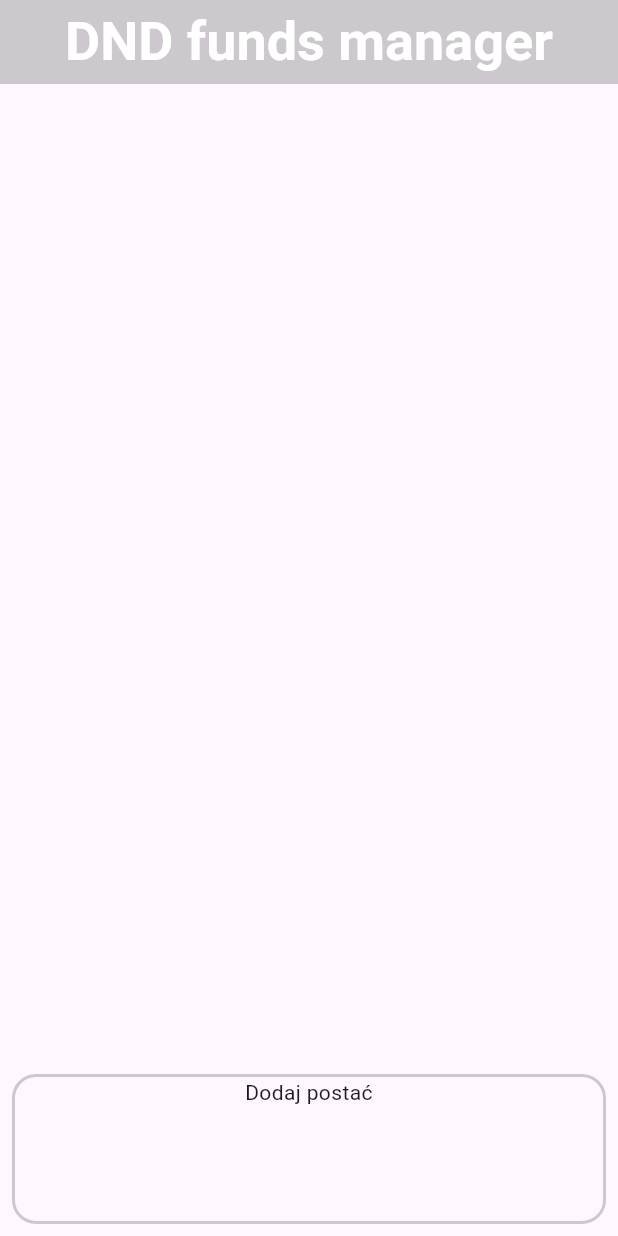
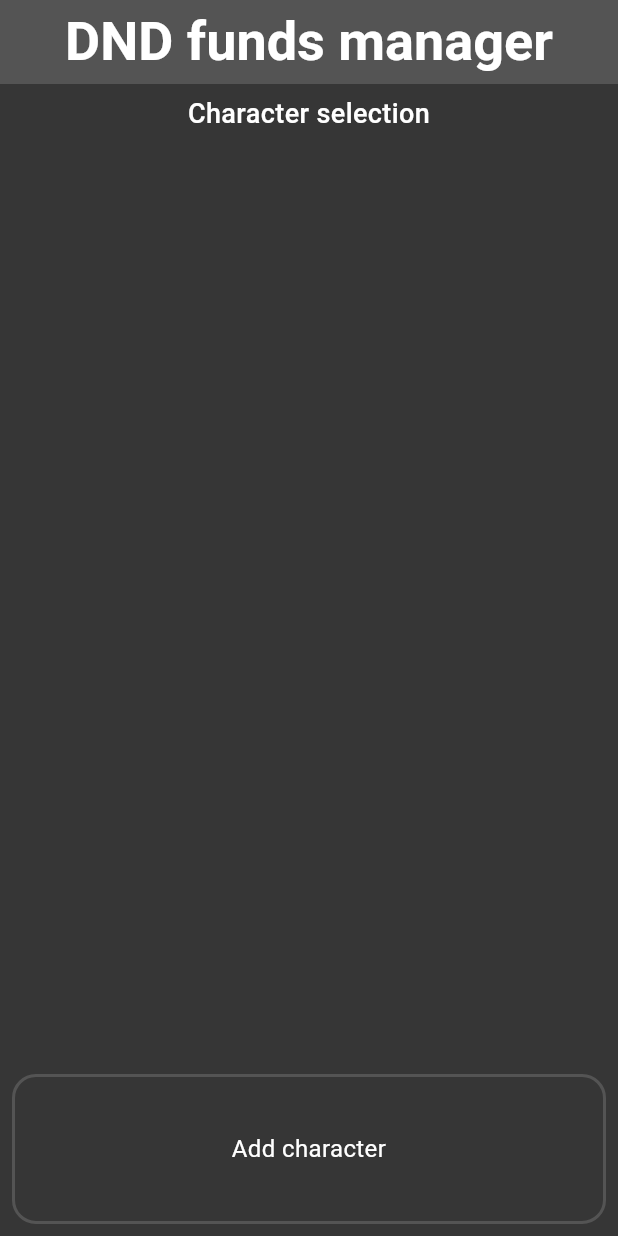
Before and after one commit to jakvbm1/dnd_funds_manager, a Flutter app: the screen it shows after launch, on a phone screen of 412 x 824 dp. Run offline on Flutter 3.47's test engine with Material 3 defaults, Android fonts, the phone set to English and light mode, and no system bars; our stand-ins replace flutter_svg.

Commit message:
cosmetic changes, apk version 1.1 built

```diff
--- a/lib/pages/character_select.dart
+++ b/lib/pages/character_select.dart
@@ -74,7 +74,12 @@ class _CharacterPageState extends State<CharacterPage> {
           child: Container
           (
             height: 100,
-            child: Text(characters[index].name, textAlign: TextAlign.center,),
+            alignment: Alignment.center,
+            child: Text
+            (
+            characters[index].name,
+            textAlign: TextAlign.center,
+            style: TextStyle(color: Colors.white, fontSize: 16, fontWeight: FontWeight.w400)),
             decoration: BoxDecoration
             (
               border: Border.all(color: const Color.fromARGB(255, 129, 129, 129).withOpacity(0.4), width: 2),
@@ -91,17 +96,34 @@ class _CharacterPageState extends State<CharacterPage> {
   Widget build(BuildContext context) {
     return Scaffold
     (
+      backgroundColor: const Color.fromARGB(255, 54, 54, 54),
       appBar: bar(),
       body: Column(
         crossAxisAlignment: CrossAxisAlignment.stretch,
         children: [
-
+          characterSelectionText(),
           Expanded(child: character_selection(context)),
           character_adding()
         ],
       )
     );
   }
+
+  Container characterSelectionText() =>
+  Container
+  (height: 40,
+  alignment: Alignment.center,
+   child: Text
+   ("Character selection",
+  textAlign: TextAlign.center,
+  style: TextStyle
+  (
+    fontWeight: FontWeight.w500,
+    fontSize: 18,
+    color: Colors.white
+  ),
+  ),
+   );
 
   GestureDetector character_adding()
   {
@@ -116,13 +138,14 @@ class _CharacterPageState extends State<CharacterPage> {
         child: Container
         (
           height: 100,
+          alignment: Alignment.center,
           decoration: BoxDecoration
           (
             borderRadius: BorderRadius.circular(16),
             border: Border.all(width: 2, color: const Color.fromARGB(255, 129, 129, 129).withOpacity(0.4)
           ),
         ),
-        child: Text('Dodaj postać', textAlign: TextAlign.center,),
+        child: Text('Add character', textAlign: TextAlign.center, style: TextStyle(color: Colors.white, fontSize: 16, fontWeight: FontWeight.w400),),
       ),
     )
     );
@@ -155,16 +178,16 @@ class _CharacterPageState extends State<CharacterPage> {
        builder: (context)
        {
         return AlertDialog(
-          title: Text('Podaj imię postaci'),
+          title: Text('Input character\'s name'),
           content: TextField
           (
             controller: _textFieldControler,
-            decoration: InputDecoration(hintText: "imię"),
+            decoration: InputDecoration(hintText: "name"),
           ),
           actions: <Widget> [
             TextButton(
               onPressed: (){Navigator.pop(context);},
-             child: Text('ANULUJ')),
+             child: Text('CANCEL')),
 
              TextButton(
               onPressed:() {
@@ -175,7 +198,7 @@ class _CharacterPageState extends State<CharacterPage> {
                 Navigator.pop(context);
 
               },
-              child: Text('DODAJ')
+              child: Text('PROCEED')
               )
           ]
         );
--- a/lib/pages/home.dart
+++ b/lib/pages/home.dart
@@ -162,7 +162,7 @@ class _HomePageState extends State<HomePage>
               Column(mainAxisAlignment: MainAxisAlignment.spaceEvenly, crossAxisAlignment: CrossAxisAlignment.center, children:
                [
                 Text(currencies[index].name, style: TextStyle(color: Colors.white, fontSize: 16, fontWeight: FontWeight.w400),),
-                Container(child: TextField(controller: myController), width: 80, height: 40)
+                Container(child: TextField(controller: myController, style: TextStyle(color: Colors.white, fontWeight: FontWeight.w400),), width: 80, height: 40)
                 ],),
               GestureDetector(
                 onTap: (){add_money(currencies[index].base_multiplier, myController.text);},
--- a/pubspec.yaml
+++ b/pubspec.yaml
@@ -16,7 +16,7 @@ publish_to: 'none' # Remove this line if you wish to publish to pub.dev
 # https://developer.apple.com/library/archive/documentation/General/Reference/InfoPlistKeyReference/Articles/CoreFoundationKeys.html
 # In Windows, build-name is used as the major, minor, and patch parts
 # of the product and file versions while build-number is used as the build suffix.
-version: 1.0.0+1
+version: 1.1.0+1
 
 environment:
   sdk: '>=3.4.4 <4.0.0'
```
Also changed, not shown: 39 other files.
